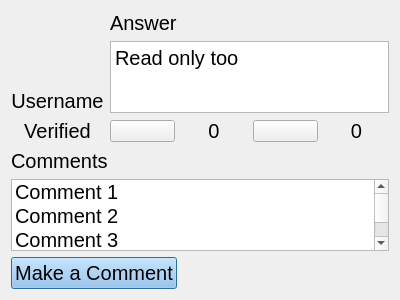
This is Qt_LinuxPrototypeGUI_v0.9/answerwindow.ui in CordusBailey02/CSC-532-Project as Qt 5 draws it before an edit. The edited form follows.
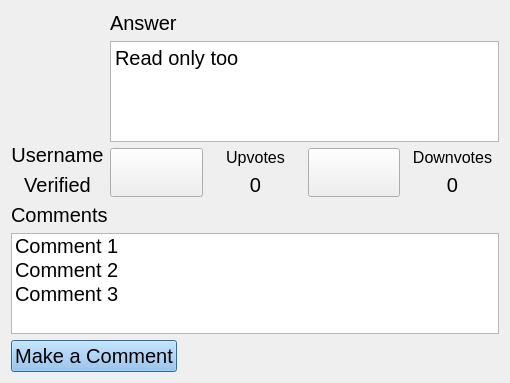
This is the edited form.

What changed in the file:
```diff
--- a/Qt_LinuxPrototypeGUI_v0.9/answerwindow.ui
+++ b/Qt_LinuxPrototypeGUI_v0.9/answerwindow.ui
@@ -6,8 +6,8 @@
    <rect>
     <x>0</x>
     <y>0</y>
-    <width>400</width>
-    <height>300</height>
+    <width>510</width>
+    <height>383</height>
    </rect>
   </property>
   <property name="windowTitle">
@@ -262,8 +262,34 @@
       <layout class="QHBoxLayout" name="horizontalLayout">
        <item>
         <widget class="QPushButton" name="pushButton_upAnswer">
+         <property name="sizePolicy">
+          <sizepolicy hsizetype="Minimum" vsizetype="Preferred">
+           <horstretch>0</horstretch>
+           <verstretch>0</verstretch>
+          </sizepolicy>
+         </property>
          <property name="text">
           <string/>
+         </property>
+        </widget>
+       </item>
+       <item>
+        <layout class="QVBoxLayout" name="verticalLayout_4">
+         <property name="sizeConstraint">
+          <enum>QLayout::SizeConstraint::SetDefaultConstraint</enum>
+         </property>
+         <item>
+          <widget class="QLabel" name="label_4">
+           <property name="font">
+            <font>
+             <pointsize>12</pointsize>
+            </font>
+           </property>
+           <property name="text">
+            <string>Upvotes</string>
+           </property>
+           <property name="alignment">
+            <set>Qt::AlignmentFlag::AlignCenter</set>
          </property>
         </widget>
        </item>
@@ -282,10 +308,35 @@
          </property>
         </widget>
        </item>
+        </layout>
+       </item>
        <item>
         <widget class="QPushButton" name="pushButton_downAnswer">
+         <property name="sizePolicy">
+          <sizepolicy hsizetype="Minimum" vsizetype="Preferred">
+           <horstretch>0</horstretch>
+           <verstretch>0</verstretch>
+          </sizepolicy>
+         </property>
          <property name="text">
           <string/>
+         </property>
+        </widget>
+       </item>
+       <item>
+        <layout class="QVBoxLayout" name="verticalLayout_5">
+         <item>
+          <widget class="QLabel" name="label_5">
+           <property name="font">
+            <font>
+             <pointsize>12</pointsize>
+            </font>
+           </property>
+           <property name="text">
+            <string>Downvotes</string>
+           </property>
+           <property name="alignment">
+            <set>Qt::AlignmentFlag::AlignCenter</set>
          </property>
         </widget>
        </item>
@@ -303,6 +354,8 @@
           <set>Qt::AlignmentFlag::AlignCenter</set>
          </property>
         </widget>
+         </item>
+        </layout>
        </item>
       </layout>
      </item>
```
Lines whose indentation alone changed are shown as unchanged.
